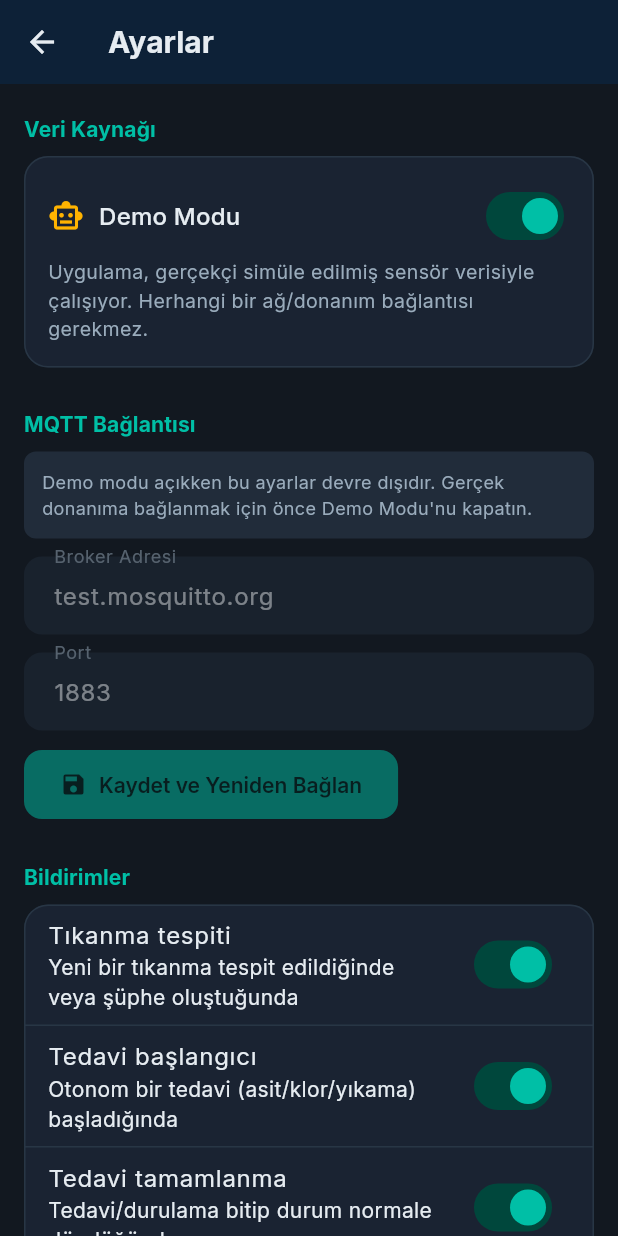
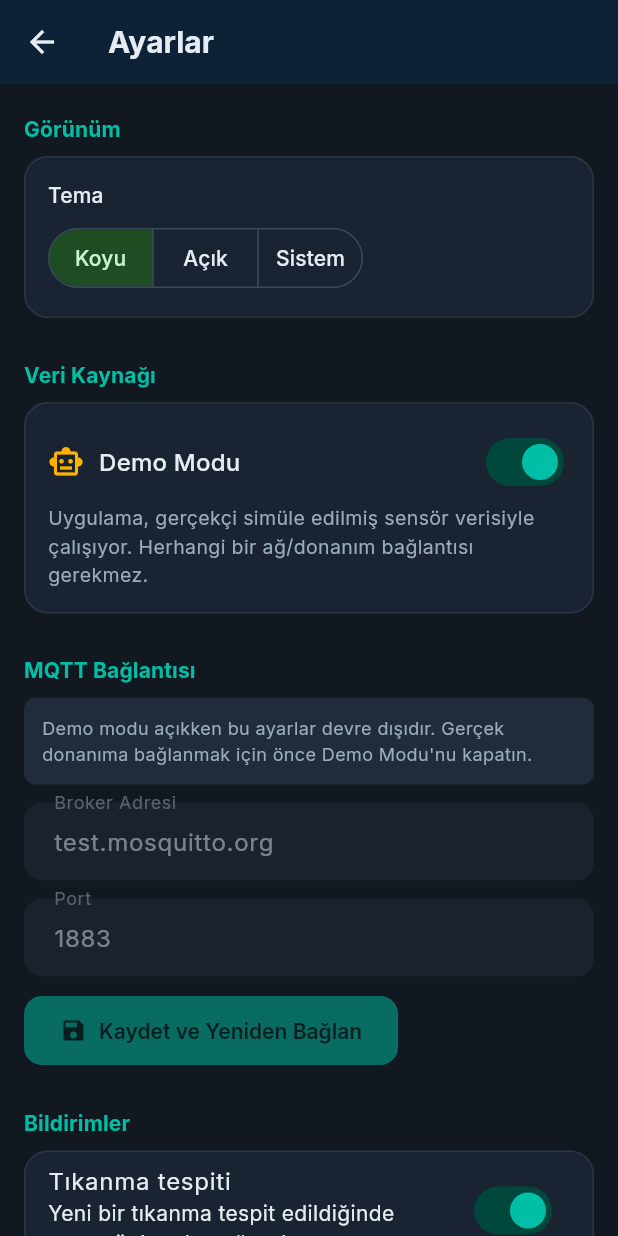
Before and after one commit to beyzanuryavuztr/aquaguard, a Flutter app: the AyarlarEkrani screen opened directly, on a phone screen of 412 x 824 dp. Run offline on Flutter 3.47's test engine with Material 3 defaults, Android fonts, the phone set to English and light mode, and no system bars; our stand-ins replace fl_chart, flutter_local_notifications, flutter_secure_storage, google_fonts, image_picker, local_auth and 3 more; missing offline and left inert: dart:html, mqtt_client; accounts and stored records are empty; statements that could not run were skipped.

Commit message:
Piyasa-hazirlik turu Oncelik 14 (SON): Acik Tema
Ayarlar'a "Görünüm" bolumu eklendi: Koyu/Açık/Sistem tema secimi (yeni
models/tema_modu.dart). AquaGuardTema.acikTema() koyuTema() ile AYNI
bilesen stilini (_bilesenTemasiOlustur ortak yardimcisi) paylasir, sadece
ColorScheme farklidir -- iki temanin zamanla sessizce birbirinden
sapmasini onlemek icin. Marka rengi (turkuvaz) VE AppBar/NavigationRail'in
koyu lacivert arka plani HER IKI temada da AYNI kalir (bilincli karar).
main.dart artik MaterialApp'i bir Consumer<UygulamaDurumu> icinde kurup
themeMode'u kalici tercihe bagliyor. Varsayilan hala Koyu.

Gercek kontrast hatasi bulundu ve duzeltildi: NavigationRail'deki
"AquaGuard" etiketi (ana_kabuk.dart) ve GirisEkrani/PinKilitEkrani'nin
baslik/alt baslik/tus metinleri Theme.of(context)'in genel (tema-tepkisel)
rengini kullaniyordu -- ama bu ekranlarin arka plani KASITLI olarak HER
temada ayni koyu renkte kalir (marka acilis ekrani / kilit ekrani, tema
secimine gore degismemesi gerekir). Acik temaya gecince bu metinler koyu
renkte kaldigi icin koyu arka planin uzerinde GORUNMEZ oluyordu. Sabit
acik renklere (Color(0xFFE6ECF1) / Color(0xFF9AACBC)) cevrildi.

212/212 test gecti (13 yeni), flutter analyze temiz. Playwright ile
dogrulandi: Açık/Koyu arasi gecis sorunsuz, NavigationRail etiketi artik
her iki temada da okunakli, Genel Bakış acik temada duzgun kontrastli.

Bu, "piyasa-hazirlik turu" 14 maddelik listenin SON maddesiydi -- 14/14
tamamlandi.

Co-Authored-By: Claude Sonnet 5 <noreply@anthropic.com>

```diff
--- a/aquaguard_mobile/lib/config/tema.dart
+++ b/aquaguard_mobile/lib/config/tema.dart
@@ -8,11 +8,19 @@
 ///   bu degerleri kullanir, kendi renk/boyut sabitlerini uydurmaz.
 ///
 ///   TASARIM KARARI (2026-09-03 -- "SDI Tıkanma Yonetim Merkezi" yenilemesi):
-///   Onceki turun acik/beyaz-kart temasi terk edildi. Bu surum SADECE koyu
-///   temayi kullanir (ThemeMode.system'a birakilmaz -- bkz. main.dart) --
-///   hem "tarla gunesinde ekran okunabilirligi" (kullanicinin acik talebi)
-///   hem de teknik/profesyonel bir "kontrol merkezi" hissi icin. Renk paleti
-///   kullanicinin verdigi kesin hex degerleriyle birebir uygulanmistir:
+///   Onceki turun acik/beyaz-kart temasi terk edilip SADECE koyu tema
+///   sunulmustu (hem "tarla gunesinde ekran okunabilirligi" hem de teknik/
+///   profesyonel bir "kontrol merkezi" hissi icin). PIYASA-HAZIRLIK TURU
+///   ONCELIK 14 (2026-09-05): operatorun kendi tercihine gore Koyu/Açık/
+///   Sistem secebilmesi icin `acikTema()` eklendi (bkz. main.dart +
+///   Ayarlar'daki tema secici) -- koyu tema hala VARSAYILAN, acik tema
+///   opsiyonel bir alternatif. Marka rengi (turkuvaz vurgu) VE app bar/
+///   navigasyon rayinin koyu lacivert (`anaRenk`) arka plani HER IKI temada
+///   da AYNI kalir (bilincli karar: marka kimligi tema secimine gore
+///   degismemeli, sadece govde/kart yuzeyleri acilir/koyulasir).
+///
+///   Renk paleti kullanicinin verdigi kesin hex degerleriyle birebir
+///   uygulanmistir:
 ///     - Ana (marka): #0D2137 (koyu lacivert/petrol) -- ETKILESIMLI (buton/
 ///       secili durum) renk DEGIL, derin marka/yuzey rengi olarak kullanilir
 ///       (nav rail, app bar arka planlari, gradyanlar).
@@ -89,7 +97,57 @@ class AquaGuardTema {
       inversePrimary: Color(0xFF00695C),
     );
 
-    final tabanTema = ThemeData(brightness: Brightness.dark);
+    return _bilesenTemasiOlustur(renkSemasi, Brightness.dark);
+  }
+
+  static ThemeData acikTema() {
+    const renkSemasi = ColorScheme(
+      brightness: Brightness.light,
+      primary: vurguRenk,
+      onPrimary: Colors.white,
+      primaryContainer: Color(0xFFB2F5EA),
+      onPrimaryContainer: Color(0xFF00443B),
+      secondary: basariRenk,
+      onSecondary: Colors.white,
+      secondaryContainer: Color(0xFFC8F5CC),
+      onSecondaryContainer: Color(0xFF1E4D24),
+      tertiary: uyariRenk,
+      onTertiary: Colors.white,
+      tertiaryContainer: Color(0xFFFFE4A8),
+      onTertiaryContainer: Color(0xFF3D2900),
+      error: tehlikeRenk,
+      onError: Colors.white,
+      errorContainer: Color(0xFFFFDAD6),
+      onErrorContainer: Color(0xFF601410),
+      surface: Color(0xFFF6F8FA),
+      onSurface: Color(0xFF1A2332),
+      surfaceContainerLowest: Colors.white,
+      surfaceContainerLow: Color(0xFFF0F3F6),
+      surfaceContainer: Colors.white,
+      surfaceContainerHigh: Color(0xFFE8ECF1),
+      surfaceContainerHighest: Color(0xFFDEE4EA),
+      onSurfaceVariant: Color(0xFF5C6B7A),
+      outline: Color(0xFFC5CDD6),
+      outlineVariant: Color(0xFFDDE3E9),
+      shadow: Colors.black,
+      scrim: Colors.black,
+      inverseSurface: anaRenk,
+      onInverseSurface: Color(0xFFE6ECF1),
+      inversePrimary: Color(0xFF7BFFE9),
+    );
+
+    return _bilesenTemasiOlustur(renkSemasi, Brightness.light);
+  }
+
+  /// Koyu ve acik tema TAMAMEN AYNI bilesen (AppBar/Card/buton/...) stilini
+  /// paylasir -- SADECE ColorScheme farklidir. Bu, iki temanin zamanla
+  /// birbirinden SESSIZCE sapmasini onler (bkz. proje geneli "tek kaynak"
+  /// ilkesi).
+  static ThemeData _bilesenTemasiOlustur(
+    ColorScheme renkSemasi,
+    Brightness parlaklik,
+  ) {
+    final tabanTema = ThemeData(brightness: parlaklik);
     final metinTemasi = _tipografi(tabanTema.textTheme, renkSemasi.onSurface);
 
     return ThemeData(
@@ -100,14 +158,14 @@ class AquaGuardTema {
 
       appBarTheme: AppBarTheme(
         backgroundColor: anaRenk,
-        foregroundColor: renkSemasi.onSurface,
+        foregroundColor: const Color(0xFFE6ECF1),
         elevation: 0,
         scrolledUnderElevation: 0,
         centerTitle: false,
         titleTextStyle: GoogleFonts.inter(
           fontSize: 20,
           fontWeight: FontWeight.w700,
-          color: renkSemasi.onSurface,
+          color: const Color(0xFFE6ECF1),
         ),
       ),
 
@@ -200,15 +258,13 @@ class AquaGuardTema {
       navigationRailTheme: NavigationRailThemeData(
         backgroundColor: anaRenk,
         selectedIconTheme: IconThemeData(color: renkSemasi.primary),
-        unselectedIconTheme: IconThemeData(
-          color: renkSemasi.onSurfaceVariant,
-        ),
+        unselectedIconTheme: const IconThemeData(color: Color(0xFF9AACBC)),
         selectedLabelTextStyle: GoogleFonts.inter(
           color: renkSemasi.primary,
           fontWeight: FontWeight.w600,
         ),
         unselectedLabelTextStyle: GoogleFonts.inter(
-          color: renkSemasi.onSurfaceVariant,
+          color: const Color(0xFF9AACBC),
         ),
         indicatorColor: renkSemasi.primaryContainer,
       ),
@@ -219,13 +275,13 @@ class AquaGuardTema {
         iconTheme: WidgetStateProperty.resolveWith((states) {
           final secili = states.contains(WidgetState.selected);
           return IconThemeData(
-            color: secili ? renkSemasi.primary : renkSemasi.onSurfaceVariant,
+            color: secili ? renkSemasi.primary : const Color(0xFF9AACBC),
           );
         }),
         labelTextStyle: WidgetStateProperty.resolveWith((states) {
           final secili = states.contains(WidgetState.selected);
           return GoogleFonts.inter(
-            color: secili ? renkSemasi.primary : renkSemasi.onSurfaceVariant,
+            color: secili ? renkSemasi.primary : const Color(0xFF9AACBC),
             fontWeight: secili ? FontWeight.w600 : FontWeight.w400,
             fontSize: 12,
           );
--- a/aquaguard_mobile/lib/main.dart
+++ b/aquaguard_mobile/lib/main.dart
@@ -8,7 +8,12 @@
 ///   sonra GirisEkrani gosterilir (marka + Demo Modu secimi); "Devam Et"
 ///   oradan Ana Kabuk'a (Genel Bakış / Tedavi Geçmişi / Ayarlar) gecer.
 ///
-/// Tarih:  2026-09-01 (Giris Ekrani: 2026-09-05, Onboarding: 2026-09-05)
+///   TEMA MODU (Oncelik 14, 2026-09-05): `themeMode` artik operatorun
+///   Ayarlar'dan sectigi tercihe (Koyu/Açık/Sistem, bkz. models/tema_modu.dart)
+///   bagli -- bu yuzden MaterialApp bir `Consumer<UygulamaDurumu>` icinde
+///   kurulur (UygulamaDurumu.temaModu degisince MaterialApp yeniden cizilir).
+///
+/// Tarih:  2026-09-01 (Giris Ekrani: 2026-09-05, Onboarding: 2026-09-05, Tema Modu: 2026-09-05)
 /// Yazar:  Beyzanur (AquaGuard - Arge-T HydroLab, TEKNOFEST 2026)
 library;
 
@@ -16,6 +21,7 @@ import 'package:flutter/material.dart';
 import 'package:provider/provider.dart';
 
 import 'config/tema.dart';
+import 'models/tema_modu.dart';
 import 'providers/uygulama_durumu.dart';
 import 'screens/giris_ekrani.dart';
 import 'screens/onboarding_ekrani.dart';
@@ -32,20 +38,20 @@ class AquaGuardUygulamasi extends StatelessWidget {
   Widget build(BuildContext context) {
     return ChangeNotifierProvider(
       create: (_) => UygulamaDurumu()..baslat(),
-      child: MaterialApp(
-        title: 'AquaGuard',
-        debugShowCheckedModeBanner: false,
-        theme: AquaGuardTema.koyuTema(),
-        // BILINCLI KARAR (2026-09-03 yenilemesi): uygulama artik SADECE koyu
-        // tema kullanir -- "tarla gunesinde ekran okunabilirligi" ve
-        // profesyonel bir "kontrol merkezi" hissi icin kullanicinin acik
-        // talebi. Tek tema = tek garanti edilen gorunum (onceki turdeki
-        // "ThemeMode.system riskli, tek temayi garanti et" ilkesinin aynisi,
-        // simdi koyu yonde). Butun ekranlardaki sabit Colors.black* /
-        // Colors.white kullanimlari bu gecisle birlikte Theme.of(context)
-        // renklerine tasindi (bkz. proje notlari).
-        themeMode: ThemeMode.dark,
-        home: const _BaslangicYonlendirici(),
+      child: Consumer<UygulamaDurumu>(
+        builder: (context, durum, _) => MaterialApp(
+          title: 'AquaGuard',
+          debugShowCheckedModeBanner: false,
+          theme: AquaGuardTema.acikTema(),
+          darkTheme: AquaGuardTema.koyuTema(),
+          // Varsayilan Koyu (bkz. TemaModu.koyu) -- "tarla gunesinde ekran
+          // okunabilirligi" ve profesyonel bir "kontrol merkezi" hissi icin
+          // kullanicinin ilk talebi. Artik operator Ayarlar'dan Açık/Sistem'e
+          // de gecebilir (Oncelik 14) -- tek-tema garantisi kaldirildi, ama
+          // varsayilan davranis degismedi.
+          themeMode: durum.temaModu.flutterModu,
+          home: const _BaslangicYonlendirici(),
+        ),
       ),
     );
   }
--- /dev/null
+++ b/aquaguard_mobile/lib/models/tema_modu.dart
@@ -0,0 +1,34 @@
+/// AquaGuard - Tema Modu Tercihi
+/// =====================================
+///
+/// Amac:
+///   Operatorun Ayarlar'dan sectigi görünüm tercihini (Koyu/Açık/Sistem)
+///   temsil eder ve bunu Flutter'in kendi `ThemeMode`'una cevirir --
+///   `main.dart` sadece `flutterModu` degerini kullanir, `ThemeMode`
+///   mantigi bu tek dosyada kalir.
+///
+/// Tarih:  2026-09-05
+library;
+
+import 'package:flutter/material.dart';
+
+enum TemaModu { koyu, acik, sistem }
+
+extension TemaModuX on TemaModu {
+  String get etiket => switch (this) {
+    TemaModu.koyu => 'Koyu',
+    TemaModu.acik => 'Açık',
+    TemaModu.sistem => 'Sistem',
+  };
+
+  ThemeMode get flutterModu => switch (this) {
+    TemaModu.koyu => ThemeMode.dark,
+    TemaModu.acik => ThemeMode.light,
+    TemaModu.sistem => ThemeMode.system,
+  };
+
+  static TemaModu isimdenAyristir(String? isim) => TemaModu.values.firstWhere(
+    (t) => t.name == isim,
+    orElse: () => TemaModu.koyu,
+  );
+}
--- a/aquaguard_mobile/lib/providers/uygulama_durumu.dart
+++ b/aquaguard_mobile/lib/providers/uygulama_durumu.dart
@@ -27,6 +27,7 @@ import '../models/enerji_durumu.dart';
 import '../models/sensor_okuma.dart';
 import '../models/tarla.dart';
 import '../models/tarla_notu.dart';
+import '../models/tema_modu.dart';
 import '../services/bildirim_servisi.dart';
 import '../services/depolama_servisi.dart';
 import '../services/gecmis_veri_uretici.dart';
@@ -49,6 +50,7 @@ class UygulamaDurumu extends ChangeNotifier {
   int _basarisizPinDenemesi = 0;
   DateTime? _pinKilitBitisZamani;
   List<BakimGorevi> _bakimGorevleri = [];
+  TemaModu _temaModu = TemaModu.koyu;
 
   List<Tarla> _tarlalar = [];
   final Map<int, SensorOkuma> _sonOkumalar = {};
@@ -111,6 +113,8 @@ class UygulamaDurumu extends ChangeNotifier {
   bool get bakimUyarisiVarMi => _bakimGorevleri.any(
     (g) => g.durumu() != BakimDurumu.normal,
   );
+
+  TemaModu get temaModu => _temaModu;
 
   /// Zonun operator tarafindan verilmis takma adi varsa onu, yoksa
   /// varsayilan "Zon N" bicimini doner -- tum ekranlar zon basligini
@@ -244,6 +248,7 @@ class UygulamaDurumu extends ChangeNotifier {
     _onboardingGoruldu = await _depolama.onboardingGorulduMu();
     _pinKorumasiAktif = await _depolama.pinKorumasiAcikMi();
     _pinKilitliSuAn = _pinKorumasiAktif;
+    _temaModu = await _depolama.temaModuGetir();
     final kayitliBakimGorevleri = await _depolama.bakimGorevleriGetir();
     if (kayitliBakimGorevleri == null) {
       _bakimGorevleri = varsayilanBakimGorevleri();
@@ -455,6 +460,12 @@ class UygulamaDurumu extends ChangeNotifier {
 
   /// [gorevId] ile eslesen bakim gorevini "bugun yapildi" olarak isaretler
   /// -- sonraki tarihi periyoduna gore ileri atar.
+  Future<void> temaModuAyarla(TemaModu modu) async {
+    _temaModu = modu;
+    await _depolama.temaModuKaydet(modu);
+    notifyListeners();
+  }
+
   Future<void> bakimGoreviTamamlandiIsaretle(String gorevId) async {
     _bakimGorevleri = [
       for (final g in _bakimGorevleri)
--- a/aquaguard_mobile/lib/screens/ayarlar_ekrani.dart
+++ b/aquaguard_mobile/lib/screens/ayarlar_ekrani.dart
@@ -17,6 +17,7 @@ import 'package:provider/provider.dart';
 import '../config/kalibrasyon_sabitleri.dart';
 import '../config/sensor_imzalari.dart';
 import '../models/bakim_gorevi.dart';
+import '../models/tema_modu.dart';
 import '../providers/uygulama_durumu.dart';
 import '../services/mqtt_servisi.dart';
 import '../widgets/duyarli_icerik.dart';
@@ -65,6 +66,38 @@ class _AyarlarEkraniState extends State<AyarlarEkrani> {
         child: ListView(
           padding: const EdgeInsets.all(16),
           children: [
+            _BolumBasligi(baslik: 'Görünüm'),
+            Card(
+              child: Padding(
+                padding: const EdgeInsets.all(16),
+                child: Column(
+                  crossAxisAlignment: CrossAxisAlignment.start,
+                  children: [
+                    Text(
+                      'Tema',
+                      style: Theme.of(context).textTheme.titleSmall,
+                    ),
+                    const SizedBox(height: 8),
+                    SegmentedButton<TemaModu>(
+                      segments: TemaModu.values
+                          .map(
+                            (t) => ButtonSegment(
+                              value: t,
+                              label: Text(t.etiket),
+                            ),
+                          )
+                          .toList(),
+                      selected: {durum.temaModu},
+                      showSelectedIcon: false,
+                      onSelectionChanged: (secim) => context
+                          .read<UygulamaDurumu>()
+                          .temaModuAyarla(secim.first),
+                    ),
+                  ],
+                ),
+              ),
+            ),
+            const SizedBox(height: 24),
             _BolumBasligi(baslik: 'Veri Kaynağı'),
             Card(
               child: Padding(
```
Also changed, not shown: aquaguard_mobile/lib/screens/ana_kabuk.dart (+9 -1 lines), aquaguard_mobile/lib/screens/giris_ekrani.dart (+19 -9 lines), aquaguard_mobile/lib/screens/pin_kilit_ekrani.dart (+16 -5 lines), aquaguard_mobile/lib/services/depolama_servisi.dart (+12 -0 lines), 3 other files.
